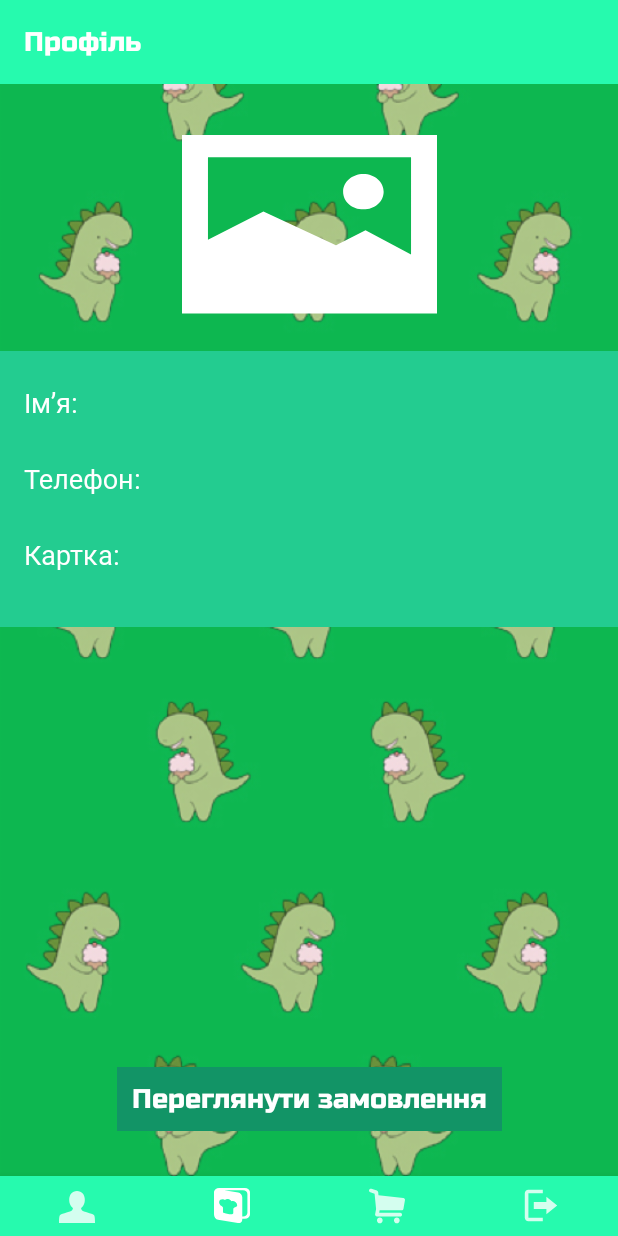
After one commit to DinoDelivery/DinoDev-Android, an Android app: the fragment ProfileFragment placed in its activity, on a phone screen of 412 x 824 dp. The commit adds this screen. Run offline under Robolectric (Android 15) with nearby library versions, the phone set to English and light mode, and no system bars.

Commit message:
Remove Navigation Component. Add ProfileFragment

```diff
--- a/app/build.gradle
+++ b/app/build.gradle
@@ -30,7 +30,6 @@ dependencies {
     implementation 'androidx.core:core-ktx:1.1.0'
     implementation 'androidx.constraintlayout:constraintlayout:1.1.3'
     implementation 'com.google.android.material:material:1.2.0-alpha01'
-    implementation 'android.arch.navigation:navigation-fragment:1.0.0'
     implementation 'com.google.android.gms:play-services-maps:16.1.0'
     implementation 'androidx.legacy:legacy-support-v4:1.0.0'
     testImplementation 'junit:junit:4.12'
--- a/app/src/main/java/com/dinodelivery/app/MainActivity.kt
+++ b/app/src/main/java/com/dinodelivery/app/MainActivity.kt
@@ -2,6 +2,8 @@ package com.dinodelivery.app
 
 import android.os.Bundle
 import androidx.appcompat.app.AppCompatActivity
+import androidx.fragment.app.Fragment
+import kotlinx.android.synthetic.main.activity_main.*
 
 class MainActivity : AppCompatActivity() {
 
@@ -9,5 +11,28 @@ class MainActivity : AppCompatActivity() {
         setTheme(R.style.AppTheme_NoActionBar_Colored)
         super.onCreate(savedInstanceState)
         setContentView(R.layout.activity_main)
+        main_menu.selectedItemId = R.id.restaurants_item
+        navigateToFragment(MapFragment())
+        main_menu.setOnNavigationItemSelectedListener { item ->
+            when (item.itemId) {
+                R.id.restaurants_item -> {
+                    navigateToFragment(MapFragment())
+                    true
+                }
+                R.id.profile_item -> {
+                    navigateToFragment(ProfileFragment())
+                    true
+                }
+                else -> false
+            }
+        }
+    }
+
+    fun navigateToFragment(fragment: Fragment) {
+        supportFragmentManager.beginTransaction().replace(R.id.container, fragment, null).commit()
+    }
+
+    fun setToolbarTitle(title: String) {
+        toolbarHeader.text = title
     }
 }
--- a/app/src/main/java/com/dinodelivery/app/MapFragment.kt
+++ b/app/src/main/java/com/dinodelivery/app/MapFragment.kt
@@ -15,9 +15,6 @@ class MapFragment : Fragment(), OnMapReadyCallback {
 
     private lateinit var mMap: GoogleMap
 
-    private val DOM_TORGOVLI_LAT = 49.441013265861436
-    private val DOM_TORGOVLI_LNG = 32.06598412245512
-
 
     override fun onCreateView(
         inflater: LayoutInflater, container: ViewGroup?,
@@ -30,10 +27,24 @@ class MapFragment : Fragment(), OnMapReadyCallback {
         super.onViewCreated(view, savedInstanceState)
         val mapFragment = childFragmentManager.findFragmentById(R.id.map) as SupportMapFragment
         mapFragment.getMapAsync(this)
+        val mainActivity: MainActivity = requireActivity() as MainActivity
+        mainActivity.setToolbarTitle(getString(R.string.restaurants))
     }
 
     override fun onMapReady(googleMap: GoogleMap) {
         mMap = googleMap
-        mMap.moveCamera(CameraUpdateFactory.newLatLngZoom(LatLng(DOM_TORGOVLI_LAT, DOM_TORGOVLI_LNG), 15f))
+        mMap.moveCamera(
+            CameraUpdateFactory.newLatLngZoom(
+                LatLng(
+                    DOM_TORGOVLI_LAT,
+                    DOM_TORGOVLI_LNG
+                ), 15f
+            )
+        )
+    }
+
+    companion object {
+        private const val DOM_TORGOVLI_LAT = 49.441013265861436
+        private const val DOM_TORGOVLI_LNG = 32.06598412245512
     }
 }
--- /dev/null
+++ b/app/src/main/java/com/dinodelivery/app/ProfileFragment.kt
@@ -0,0 +1,24 @@
+package com.dinodelivery.app
+
+import android.os.Bundle
+import android.view.LayoutInflater
+import android.view.View
+import android.view.ViewGroup
+import androidx.fragment.app.Fragment
+
+class ProfileFragment : Fragment() {
+
+    override fun onCreateView(
+        inflater: LayoutInflater,
+        container: ViewGroup?,
+        savedInstanceState: Bundle?
+    ): View? {
+        return inflater.inflate(R.layout.fragment_profile, container, false)
+    }
+
+    override fun onViewCreated(view: View, savedInstanceState: Bundle?) {
+        super.onViewCreated(view, savedInstanceState)
+        val mainActivity: MainActivity = requireActivity() as MainActivity
+        mainActivity.setToolbarTitle(getString(R.string.profile))
+    }
+}
--- /dev/null
+++ b/app/src/main/res/drawable/photo_placeholder.xml
@@ -0,0 +1,9 @@
+<vector xmlns:android="http://schemas.android.com/apk/res/android"
+    android:width="170dp"
+    android:height="120dp"
+    android:viewportWidth="170"
+    android:viewportHeight="120">
+  <path
+      android:pathData="M0,119.031V0H170V119.031H0ZM152.692,79.625V14.828H17.308V69.875L54.296,50.984L102.664,73.531L122.343,63.578L152.692,79.625ZM120.921,49.563C113.333,49.563 107.406,44.281 107.406,37.781C107.406,31.281 113.333,26 120.921,26C128.508,26 134.435,31.281 134.435,37.781C134.435,44.281 128.508,49.563 120.921,49.563Z"
+      android:fillColor="#ffffff"/>
+</vector>
--- a/app/src/main/res/layout/activity_main.xml
+++ b/app/src/main/res/layout/activity_main.xml
@@ -8,22 +8,38 @@
     android:fitsSystemWindows="true"
     tools:context=".MainActivity">
 
+    <androidx.appcompat.widget.AppCompatImageView
+        android:id="@+id/toolbar"
+        android:layout_width="match_parent"
+        android:layout_height="?attr/actionBarSize"
+        app:layout_constraintTop_toTopOf="parent"
+        app:layout_constraintStart_toStartOf="parent"
+        app:layout_constraintEnd_toEndOf="parent"
+        app:layout_constraintBottom_toTopOf="@id/container"
+        android:background="@color/colorPrimaryDark"
+        app:layout_constraintVertical_chainStyle="spread_inside"
+        tools:layout_height="40dp"/>
+
+    <androidx.appcompat.widget.AppCompatTextView
+        android:id="@+id/toolbarHeader"
+        android:layout_width="match_parent"
+        android:layout_height="0dp"
+        android:layout_marginStart="16dp"
+        android:fontFamily="@font/russo_one_regular"
+        android:gravity="center_vertical"
+        android:textColor="@android:color/white"
+        android:textSize="18sp"
+        app:layout_constraintBottom_toBottomOf="@id/toolbar"
+        app:layout_constraintTop_toTopOf="@id/toolbar"
+        tools:text="Main" />
+
     <FrameLayout
         android:id="@+id/container"
         android:layout_width="match_parent"
         android:layout_height="0dp"
         app:layout_constraintBottom_toTopOf="@+id/main_menu"
-        app:layout_constraintTop_toTopOf="parent">
-
-        <fragment
-            android:id="@+id/nav_host_fragment"
-            android:name="androidx.navigation.fragment.NavHostFragment"
-            android:layout_width="match_parent"
-            android:layout_height="match_parent"
-            app:defaultNavHost="true"
-            app:navGraph="@navigation/main_graph" />
-
-    </FrameLayout>
+        app:layout_constraintTop_toBottomOf="@id/toolbar"
+        app:layout_constraintVertical_chainStyle="spread_inside"/>
 
     <com.google.android.material.bottomnavigation.BottomNavigationView
         android:id="@+id/main_menu"
@@ -33,8 +49,8 @@
         app:itemIconTint="@drawable/menu_icon_selector"
         app:labelVisibilityMode="unlabeled"
         app:layout_constraintBottom_toBottomOf="parent"
-        app:layout_constraintLeft_toLeftOf="parent"
-        app:layout_constraintRight_toRightOf="parent"
+        app:layout_constraintStart_toStartOf="parent"
+        app:layout_constraintEnd_toEndOf="parent"
         app:menu="@menu/main_menu" />
 
 </androidx.constraintlayout.widget.ConstraintLayout>
--- /dev/null
+++ b/app/src/main/res/layout/fragment_profile.xml
@@ -0,0 +1,84 @@
+<?xml version="1.0" encoding="utf-8"?>
+<androidx.constraintlayout.widget.ConstraintLayout xmlns:android="http://schemas.android.com/apk/res/android"
+    xmlns:tools="http://schemas.android.com/tools"
+    android:layout_width="match_parent"
+    android:layout_height="match_parent"
+    xmlns:app="http://schemas.android.com/apk/res-auto"
+    android:background="@drawable/background"
+    android:orientation="vertical">
+
+    <androidx.appcompat.widget.AppCompatImageView
+        android:id="@+id/imgUserPhoto"
+        android:layout_width="wrap_content"
+        android:layout_height="wrap_content"
+        android:layout_gravity="center"
+        android:layout_marginTop="34dp"
+        android:src="@drawable/photo_placeholder"
+        app:layout_constraintEnd_toEndOf="parent"
+        app:layout_constraintStart_toStartOf="parent"
+        app:layout_constraintTop_toTopOf="parent" />
+
+    <LinearLayout
+        android:layout_width="match_parent"
+        android:layout_height="wrap_content"
+        android:layout_marginTop="24dp"
+        android:background="@color/view_background"
+        android:orientation="vertical"
+        app:layout_constraintTop_toBottomOf="@id/imgUserPhoto">
+
+        <androidx.appcompat.widget.AppCompatTextView
+            android:id="@+id/txtUserName"
+            android:layout_width="match_parent"
+            android:layout_height="wrap_content"
+            android:layout_marginStart="16dp"
+            android:layout_marginTop="22dp"
+            android:fontFamily="@font/roboto_regular"
+            android:gravity="center_vertical"
+            android:text="@string/name"
+            android:textColor="@android:color/white"
+            android:textSize="18sp"
+            tools:text="Ім’я: Акакій" />
+
+        <androidx.appcompat.widget.AppCompatTextView
+            android:id="@+id/txtPhone"
+            android:layout_width="match_parent"
+            android:layout_height="wrap_content"
+            android:layout_marginStart="16dp"
+            android:layout_marginTop="26dp"
+            android:fontFamily="@font/roboto_regular"
+            android:text="@string/phone"
+            android:textColor="@android:color/white"
+            android:textSize="18sp"
+            tools:text="Телефон: +3809111111111" />
+
+        <androidx.appcompat.widget.AppCompatTextView
+            android:id="@+id/txtCardNumber"
+            android:layout_width="match_parent"
+            android:layout_height="wrap_content"
+            android:layout_marginStart="16dp"
+            android:layout_marginTop="26dp"
+            android:layout_marginBottom="36dp"
+            android:fontFamily="@font/roboto_regular"
+            android:text="@string/card"
+            android:textColor="@android:color/white"
+            android:textSize="18sp"
+            tools:text="Картка: 5654 2356 3548 2564" />
+
+    </LinearLayout>
+
+    <androidx.appcompat.widget.AppCompatTextView
+        android:layout_width="wrap_content"
+        android:layout_height="wrap_content"
+        android:layout_gravity="center|bottom"
+        android:layout_marginBottom="30dp"
+        android:background="@color/button_color"
+        android:fontFamily="@font/russo_one_regular"
+        android:gravity="center_vertical"
+        android:padding="10dp"
+        android:text="@string/view_order"
+        android:textColor="@android:color/white"
+        android:textSize="18sp"
+        app:layout_constraintBottom_toBottomOf="parent"
+        app:layout_constraintEnd_toEndOf="parent"
+        app:layout_constraintStart_toStartOf="parent" />
+</androidx.constraintlayout.widget.ConstraintLayout>
--- a/app/src/main/res/menu/main_menu.xml
+++ b/app/src/main/res/menu/main_menu.xml
@@ -6,11 +6,11 @@
         android:checkableBehavior="single"
         tools:ignore="MenuTitle">
         <item
+            android:id="@+id/profile_item"
+            android:icon="@drawable/ic_menu_profile" />
+        <item
             android:id="@+id/restaurants_item"
             android:icon="@drawable/ic_menu_restaurants" />
-        <item
-            android:id="@+id/profile_item"
-            android:icon="@drawable/ic_menu_profile" />
         <item
             android:id="@+id/cart_item"
             android:icon="@drawable/ic_menu_cart" />
--- a/app/src/main/res/navigation/main_graph.xml
+++ /dev/null
@@ -1,13 +0,0 @@
-<?xml version="1.0" encoding="utf-8"?>
-<navigation xmlns:android="http://schemas.android.com/apk/res/android"
-    xmlns:app="http://schemas.android.com/apk/res-auto"
-    xmlns:tools="http://schemas.android.com/tools"
-    android:id="@+id/main_graph"
-    app:startDestination="@id/mapFragment">
-
-    <fragment
-        android:id="@+id/mapFragment"
-        android:name="com.dinodelivery.app.MapFragment"
-        android:label="fragment_map"
-        tools:layout="@layout/fragment_map" />
-</navigation>
--- a/app/src/main/res/values/colors.xml
+++ b/app/src/main/res/values/colors.xml
@@ -4,4 +4,6 @@
     <color name="colorPrimaryDark">#26FAAE</color>
     <color name="colorAccent">#eb2128</color>
     <color name="white_transparent_80">#CCFFFFFF</color>
+    <color name="view_background">#23CC90</color>
+    <color name="button_color">#129466</color>
 </resources>
--- a/app/src/main/res/values/strings.xml
+++ b/app/src/main/res/values/strings.xml
@@ -1,3 +1,9 @@
 <resources>
     <string name="app_name">DinoDelivery</string>
+    <string name="restaurants">Ресторани</string>
+    <string name="profile">Профіль</string>
+    <string name="view_order">Переглянути замовлення</string>
+    <string name="name">Ім’я:</string>
+    <string name="phone">Телефон:</string>
+    <string name="card">Картка:</string>
 </resources>
--- a/app/src/main/res/values/styles.xml
+++ b/app/src/main/res/values/styles.xml
@@ -24,6 +24,7 @@
         <item name="android:windowTranslucentStatus">true</item>
         <item name="android:windowNoTitle">true</item>
         <item name="android:windowDrawsSystemBarBackgrounds">true</item>
+        <item name="android:windowFullscreen">true</item>
     </style>
 
 </resources>
```
Also changed, not shown: app/src/main/res/drawable-hdpi/background.png (added), app/src/main/res/drawable-mdpi/background.png (added), app/src/main/res/drawable-xhdpi/background.png (added), app/src/main/res/drawable-xxhdpi/background.png (added), app/src/main/res/drawable-xxxhdpi/background.png (added), app/src/main/res/font/roboto_regular.ttf (added), app/src/main/res/font/russo_one_regular.ttf (added).
